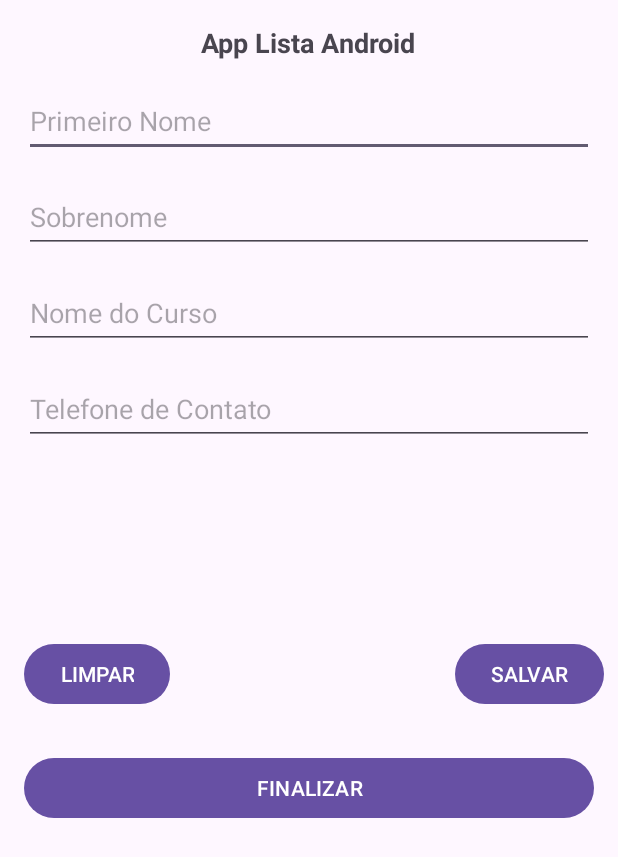
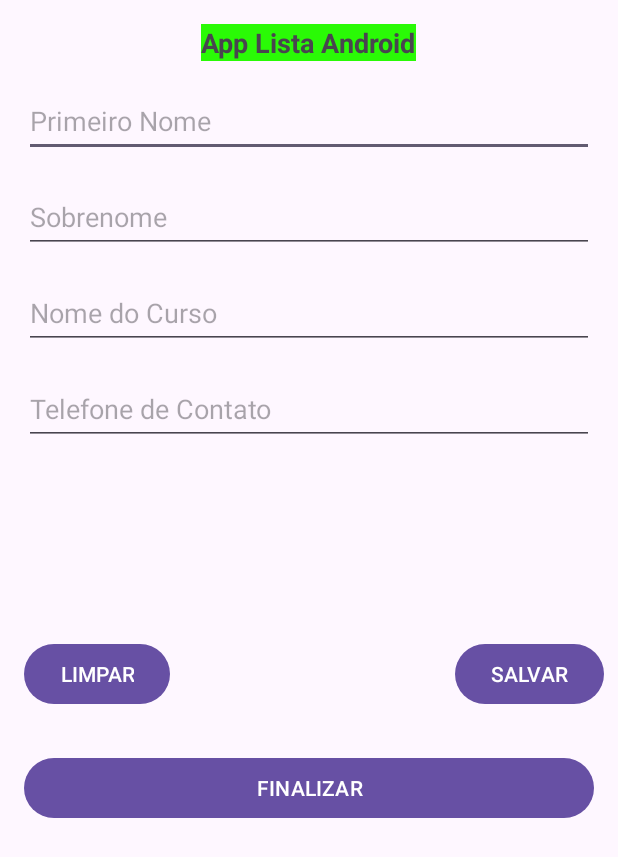
Before and after one commit to KevinAlmd27/DevAndroid, an Android app: the screen it shows after launch (MainActivity), on a phone screen of 412 x 824 dp. Shown: the top 857 px of the screen. Run offline under Robolectric (Android 15) with nearby library versions, the phone set to English and light mode, and no system bars.

Commit message:
Customização Layout

```diff
--- a/AppLista/app/src/main/res/layout/activity_main.xml
+++ b/AppLista/app/src/main/res/layout/activity_main.xml
@@ -8,6 +8,7 @@
     tools:context=".MainActivity">
 
     <TextView
+        android:background="@color/Seila"
         android:id="@+id/txt_titulo"
         android:layout_width="wrap_content"
         android:layout_height="wrap_content"
--- a/AppLista/app/src/main/res/values/colors.xml
+++ b/AppLista/app/src/main/res/values/colors.xml
@@ -3,5 +3,7 @@
     <color name="black">#FF000000</color>
     <color name="white">#FFFFFFFF</color>
     <color name="CorBotoes">#03A9F4</color>
+    <color name="vermelho">#F43636</color>
+    <color name="Seila">#2AFA06</color>
 
 </resources>
```
